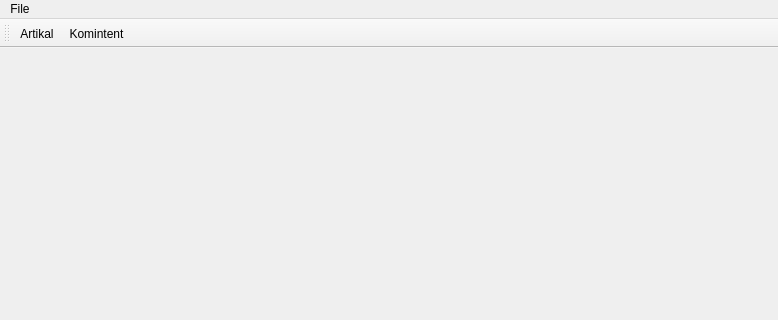
Above: mainwindow.ui from srgan/sterna_c before the change; both pictures show x 0 to 778 and y 0 to 320 of the 778 by 489 pixel window. Below: the same form after it.
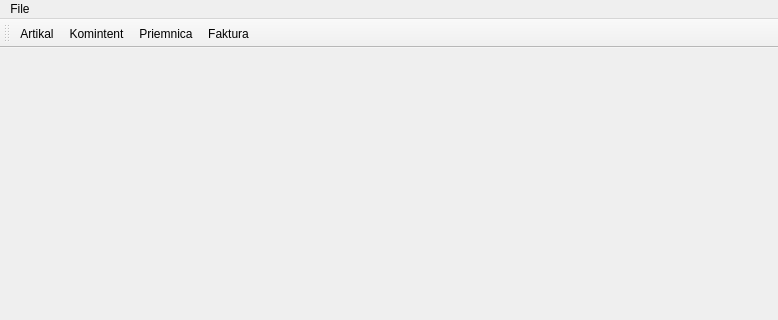
That is the form after the change.

Diff of the .ui file:
```diff
--- a/mainwindow.ui
+++ b/mainwindow.ui
@@ -41,6 +41,8 @@
    </attribute>
    <addaction name="actionArtikal"/>
    <addaction name="actionKomintent"/>
+   <addaction name="actionPriemnica"/>
+   <addaction name="actionFaktura"/>
   </widget>
   <widget class="QStatusBar" name="statusBar"/>
   <action name="actionArtikal">
@@ -53,6 +55,16 @@
     <string>Komintent</string>
    </property>
   </action>
+  <action name="actionPriemnica">
+   <property name="text">
+    <string>Priemnica</string>
+   </property>
+  </action>
+  <action name="actionFaktura">
+   <property name="text">
+    <string>Faktura</string>
+   </property>
+  </action>
  </widget>
  <layoutdefault spacing="6" margin="11"/>
  <resources/>
```
Left out of the diff: 2 changed lines with no effect on the pictures.
